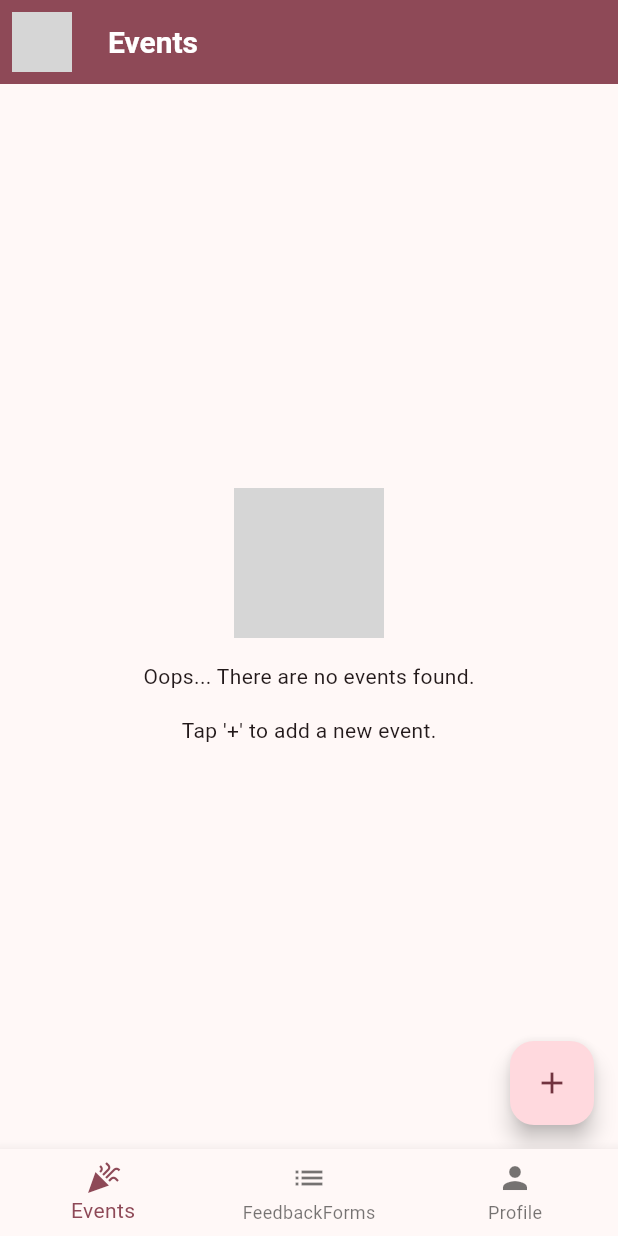
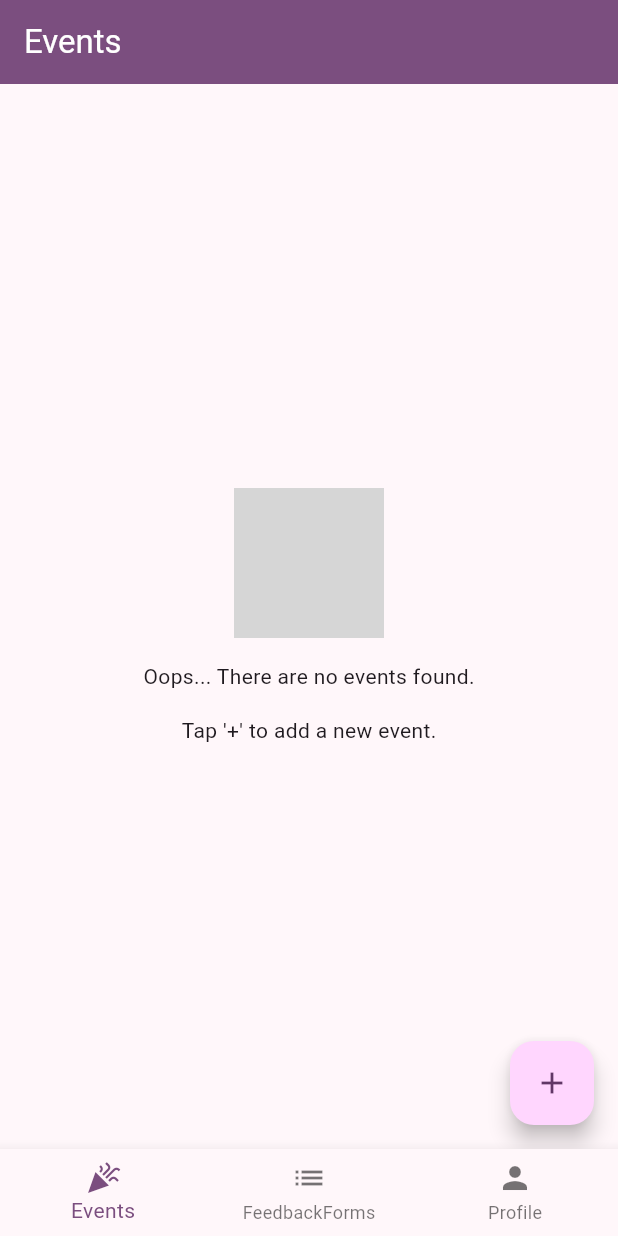
Before and after one commit to chazzzzz01/custoemrs_collector_feedback_for_evet_organizer, a Flutter app: the screen it shows after launch, on a phone screen of 412 x 824 dp. Run offline on Flutter 3.47's test engine with Material 3 defaults, Android fonts, the phone set to English and light mode, and no system bars; our stand-ins replace bloc, cloud_firestore, dartz, equatable, firebase_core, flutter_bloc and 4 more; accounts and stored records are empty; Roboto replaces fonts that are missing (Poppins); grey boxes are pictures that could not be loaded.

Commit message:
update changes

```diff
--- a/lib/features/event_management/presentation/view_all_events_page.dart
+++ b/lib/features/event_management/presentation/view_all_events_page.dart
@@ -1,6 +1,6 @@
 import 'package:customers_collector_feedback/core/services/injection_container.dart';
 import 'package:customers_collector_feedback/core/widgets/empty_state_list.dart';
-import 'package:customers_collector_feedback/core/widgets/loading_state_circular_progress.dart';
+import 'package:customers_collector_feedback/core/widgets/loading_state_shimmer_list.dart';
 import 'package:customers_collector_feedback/features/event_management/presentation/add_edit_event_page.dart';
 import 'package:customers_collector_feedback/features/event_management/presentation/cubit/event_cubit.dart';
 import 'package:customers_collector_feedback/features/event_management/presentation/cubit/event_state.dart';
@@ -29,37 +29,30 @@ class _ViewAllEventsPageState extends State<ViewAllEventsPage> {
   Widget build(BuildContext context) {
     return Scaffold(
       appBar: AppBar(
-        leading: Padding(
-          padding: const EdgeInsets.all(8.0),
-          child: Image.asset('assets/Logo.png'),
-        ),
         title: const Text("Events"),
       ),
       body: BlocBuilder<EventCubit, EventState>(
         builder: (context, state) {
           if (state is EventLoading) {
-            debugPrint("Loadinggggggg");
-            return const LoadingStateCircularProgress();
+            return const LoadingStateShimmerList();
           } else if (state is EventLoaded) {
             if (state.events.isEmpty) {
               return const EmptyStateList(
-                  imageAssetName: 'assets/empty.png',
+                  imageAssetName: 'assets/images/empty.png',
                   title: 'Oops... There are no events found.',
                   description: "Tap '+' to add a new event.");
             }
-            return GridView.builder(
-              padding: const EdgeInsets.all(8.0),
-              gridDelegate: const SliverGridDelegateWithFixedCrossAxisCount(
-                crossAxisCount: 2, // 2 items per row
-                childAspectRatio: 1, // Make the cards square
-                crossAxisSpacing: 8.0, // Space between columns
-                mainAxisSpacing: 8.0, // Space between rows
-              ),
+            return ListView.builder(
+
               itemCount: state.events.length,
               itemBuilder: (context, index) {
                 final currentEvent = state.events[index];
+
+
                 return Card(
-                  child: InkWell(
+                  child: ListTile(
+                    title: Text("Event ${currentEvent.description}"),
+                    subtitle: Text(currentEvent.title),
                     onTap: () async {
                       final result = await Navigator.push(
                         context,
@@ -79,28 +72,13 @@ class _ViewAllEventsPageState extends State<ViewAllEventsPage> {
                         ScaffoldMessenger.of(context).showSnackBar(snackBar);
                       }
                     },
-                    child: Column(
-                      mainAxisAlignment: MainAxisAlignment.center,
-                      children: [
-                        Text(
-                          currentEvent.title,
-                          textAlign: TextAlign.center,
-                          style: const TextStyle(fontWeight: FontWeight.bold),
-                        ),
-                        Text(
-                          currentEvent.location,
-                          textAlign: TextAlign.center,
-                        ),
-                      ],
-                    ),
                   ),
                 );
               },
             );
           } else if (state is EventError) {
-            debugPrint("Error: ${state.message} hehe");
             return ErrorStateList(
-              imageAssetName: 'assets/error.png',
+              imageAssetName: 'assets/images/error.png',
               errorMessage: state.message,
               onRetry: () {
                 context.read<EventCubit>().getAllEvents();
@@ -108,7 +86,7 @@ class _ViewAllEventsPageState extends State<ViewAllEventsPage> {
             );
           } else {
             return const EmptyStateList(
-                imageAssetName: 'assets/empty.png',
+                imageAssetName: 'assets/images/empty.png',
                 title: 'Oops... There are no events found.',
                 description: "Tap '+' to add a new event.");
           }
--- a/lib/features/feedback_management/presentation/cubit/feedback_form_cubit.dart
+++ b/lib/features/feedback_management/presentation/cubit/feedback_form_cubit.dart
@@ -51,7 +51,7 @@ class FeedbackFormCubit extends Cubit<FeedbackFormState> {
 
       result.fold(
         (failure) => emit(FeedbackFormError(failure.getMessage())),
-        (FeedbackForms) {
+        (_) {
           _feedbackFormsCache = feedbackForms;
           emit(FeedbackFormLoaded(feedbackForms: _feedbackFormsCache));
         },
--- a/lib/theme.dart
+++ b/lib/theme.dart
@@ -1,34 +1,25 @@
 import 'package:flutter/material.dart';
 
 class GlobalThemeData {
-  static final ColorScheme colorScheme =
-      ColorScheme.fromSeed(seedColor: Colors.pink);
+  static final ColorScheme  colorScheme=
+  ColorScheme.fromSeed(seedColor: Colors.purple,
+  brightness: Brightness.light);
 
   static final ThemeData lightThemeData = ThemeData(
     useMaterial3: true,
     colorScheme: colorScheme,
-    fontFamily: 'Poppins', // Set the default font family to Poppins
     appBarTheme: AppBarTheme(
       backgroundColor: colorScheme.primary,
-      foregroundColor: colorScheme.onPrimaryContainer,
-      titleTextStyle: TextStyle(
-        color: colorScheme.onPrimary,
-        fontSize: 20,
-        fontWeight: FontWeight.w600,
-        fontFamily: 'Poppins',
+      foregroundColor: colorScheme.onPrimary
       ),
-    ),
-    elevatedButtonTheme: ElevatedButtonThemeData(
-      style: ButtonStyle(
-        backgroundColor: WidgetStateProperty.all(colorScheme.primary),
-        foregroundColor: WidgetStateProperty.all(colorScheme.onPrimary),
+      elevatedButtonTheme: ElevatedButtonThemeData(
+        style: ButtonStyle(
+          foregroundColor:
+          WidgetStatePropertyAll(
+            colorScheme.onPrimaryContainer),
+            backgroundColor:
+            WidgetStatePropertyAll(colorScheme.primaryContainer)),
       ),
-    ),
-    cardTheme: CardTheme(
-      color:
-          colorScheme.primaryContainer, // Use a different color from the scheme
-      elevation: 2,
-      shadowColor: colorScheme.onSurface.withOpacity(0.2),
-    ),
-  );
+    );
+
 }
```
Also changed, not shown: analysis_options.yaml (+0 -10 lines), lib/core/widgets/loading_state_shimmer_list.dart (+10 -0 lines), lib/features/event_management/presentation/add_edit_event_page.dart (+20 -0 lines), lib/features/event_management/data/data_source/firebase_event_remote_datasource.dart (line endings or trailing spaces), pubspec.lock, 1 other file.
